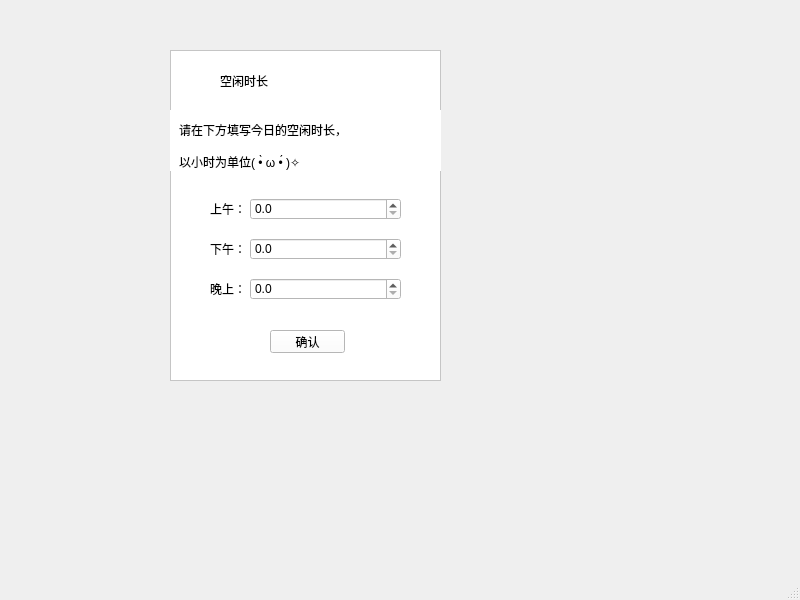
Above: frontend/free_time.ui from AiDahanwen/BUAA_2024_Python_Project before the change. Below: the same form after it.
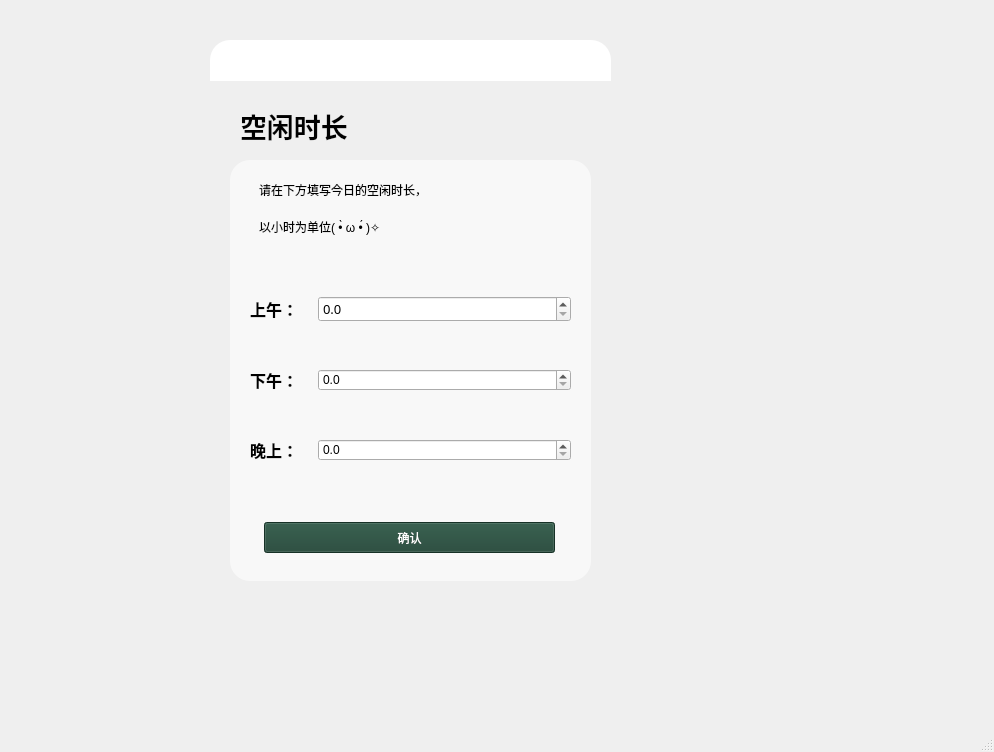
That is the form after the change. Icons and pictures are not drawn.

Commit message: frontend-modify main_interface's background and modify free_time-cuzn

What changed in the file:
```diff
--- a/frontend/free_time.ui
+++ b/frontend/free_time.ui
@@ -6,8 +6,8 @@
    <rect>
     <x>0</x>
     <y>0</y>
-    <width>800</width>
-    <height>600</height>
+    <width>994</width>
+    <height>752</height>
    </rect>
   </property>
   <property name="sizePolicy">
@@ -20,17 +20,20 @@
    <string>MainWindow</string>
   </property>
   <widget class="QWidget" name="centralwidget">
-   <widget class="QFrame" name="frame">
+   <widget class="QFrame" name="frame_whole">
     <property name="geometry">
      <rect>
-      <x>170</x>
-      <y>50</y>
-      <width>271</width>
-      <height>331</height>
+      <x>210</x>
+      <y>40</y>
+      <width>401</width>
+      <height>571</height>
      </rect>
     </property>
     <property name="styleSheet">
-     <string notr="true">background-color: rgb(255, 255, 255);</string>
+     <string notr="true">QFrame#frame_whole{
+border-radius:20px;
+	border-image: url(:/pictures/pictures/login_background.jpg);
+}</string>
     </property>
     <property name="frameShape">
      <enum>QFrame::StyledPanel</enum>
@@ -41,10 +44,10 @@
     <widget class="QLabel" name="label_4">
      <property name="geometry">
       <rect>
-       <x>50</x>
-       <y>10</y>
-       <width>211</width>
-       <height>41</height>
+       <x>30</x>
+       <y>60</y>
+       <width>221</width>
+       <height>51</height>
       </rect>
      </property>
      <property name="minimumSize">
@@ -53,6 +56,14 @@
        <height>41</height>
       </size>
      </property>
+     <property name="font">
+      <font>
+       <family>微软雅黑</family>
+       <pointsize>20</pointsize>
+       <weight>75</weight>
+       <bold>true</bold>
+      </font>
+     </property>
      <property name="styleSheet">
       <string notr="true">font: 75 20pt &quot;微软雅黑&quot;;</string>
      </property>
@@ -63,12 +74,17 @@
     <widget class="QPushButton" name="pushButton_free_ensure">
      <property name="geometry">
       <rect>
-       <x>100</x>
-       <y>280</y>
-       <width>75</width>
-       <height>23</height>
+       <x>54</x>
+       <y>482</y>
+       <width>291</width>
+       <height>31</height>
       </rect>
      </property>
+     <property name="styleSheet">
+      <string notr="true">background-color: rgb(31, 68, 53);
+color: rgb(255, 255, 255);
+font: 11pt &quot;微软雅黑&quot;;</string>
+     </property>
      <property name="text">
       <string>确认</string>
      </property>
@@ -76,10 +92,10 @@
     <widget class="QFrame" name="frame">
      <property name="geometry">
       <rect>
-       <x>0</x>
-       <y>60</y>
-       <width>271</width>
-       <height>61</height>
+       <x>40</x>
+       <y>130</y>
+       <width>321</width>
+       <height>71</height>
       </rect>
      </property>
      <property name="minimumSize">
@@ -88,6 +104,9 @@
        <height>51</height>
       </size>
      </property>
+     <property name="styleSheet">
+      <string notr="true">font: 12pt &quot;微软雅黑&quot;;</string>
+     </property>
      <layout class="QVBoxLayout" name="verticalLayout_2">
       <property name="spacing">
        <number>20</number>
@@ -124,9 +143,9 @@
      <property name="geometry">
       <rect>
        <x>40</x>
-       <y>130</y>
-       <width>191</width>
-       <height>141</height>
+       <y>210</y>
+       <width>321</width>
+       <height>261</height>
       </rect>
      </property>
      <layout class="QVBoxLayout" name="verticalLayout">
@@ -146,6 +165,14 @@
             <verstretch>0</verstretch>
            </sizepolicy>
           </property>
+          <property name="font">
+           <font>
+            <family>微软雅黑</family>
+            <pointsize>12</pointsize>
+            <weight>75</weight>
+            <bold>true</bold>
+           </font>
+          </property>
           <property name="styleSheet">
            <string notr="true">background-color: transparent;</string>
           </property>
@@ -162,6 +189,18 @@
             <verstretch>0</verstretch>
            </sizepolicy>
           </property>
+          <property name="font">
+           <font>
+            <family>微软雅黑</family>
+            <pointsize>10</pointsize>
+            <weight>50</weight>
+            <italic>false</italic>
+            <bold>false</bold>
+           </font>
+          </property>
+          <property name="styleSheet">
+           <string notr="true">font: 10pt &quot;微软雅黑&quot;;</string>
+          </property>
           <property name="decimals">
            <number>1</number>
           </property>
@@ -185,6 +224,14 @@
             <verstretch>0</verstretch>
            </sizepolicy>
           </property>
+          <property name="font">
+           <font>
+            <family>微软雅黑</family>
+            <pointsize>12</pointsize>
+            <weight>75</weight>
+            <bold>true</bold>
+           </font>
+          </property>
           <property name="text">
            <string>下午：</string>
           </property>
@@ -198,6 +245,9 @@
             <verstretch>0</verstretch>
            </sizepolicy>
           </property>
+          <property name="styleSheet">
+           <string notr="true">font: 10pt &quot;微软雅黑&quot;;</string>
+          </property>
           <property name="decimals">
            <number>1</number>
           </property>
@@ -221,6 +271,14 @@
             <verstretch>0</verstretch>
            </sizepolicy>
           </property>
+          <property name="font">
+           <font>
+            <family>微软雅黑</family>
+            <pointsize>12</pointsize>
+            <weight>75</weight>
+            <bold>true</bold>
+           </font>
+          </property>
           <property name="text">
            <string>晚上：</string>
           </property>
@@ -234,6 +292,9 @@
             <verstretch>0</verstretch>
            </sizepolicy>
           </property>
+          <property name="styleSheet">
+           <string notr="true">font: 10pt &quot;微软雅黑&quot;;</string>
+          </property>
           <property name="decimals">
            <number>1</number>
           </property>
@@ -246,6 +307,113 @@
       </item>
      </layout>
     </widget>
+    <widget class="QLabel" name="label_7">
+     <property name="geometry">
+      <rect>
+       <x>0</x>
+       <y>0</y>
+       <width>401</width>
+       <height>41</height>
+      </rect>
+     </property>
+     <property name="styleSheet">
+      <string notr="true">background-color: rgb(255, 255, 255);
+border-top-left-radius:20px;
+border-top-right-radius:20px;</string>
+     </property>
+     <property name="text">
+      <string/>
+     </property>
+    </widget>
+    <widget class="QLabel" name="label_8">
+     <property name="geometry">
+      <rect>
+       <x>20</x>
+       <y>120</y>
+       <width>361</width>
+       <height>421</height>
+      </rect>
+     </property>
+     <property name="styleSheet">
+      <string notr="true">background-color: rgba(255, 255, 255, 150);
+border-radius:20px;</string>
+     </property>
+     <property name="text">
+      <string/>
+     </property>
+    </widget>
+    <widget class="QFrame" name="frame_close_and_mini">
+     <property name="geometry">
+      <rect>
+       <x>290</x>
+       <y>0</y>
+       <width>101</width>
+       <height>41</height>
+      </rect>
+     </property>
+     <layout class="QHBoxLayout" name="horizontalLayout_4">
+      <item>
+       <widget class="QPushButton" name="pushButton_minimize">
+        <property name="styleSheet">
+         <string notr="true">QPushButton#pushButton_minimize{
+border:none;
+}
+QPushButton:hover{
+padding-left:5px;
+padding-top:5px;
+}</string>
+        </property>
+        <property name="text">
+         <string/>
+        </property>
+        <property name="icon">
+         <iconset resource="res.qrc">
+          <normaloff>:/icons/icons/24gl-minimization.png</normaloff>:/icons/icons/24gl-minimization.png</iconset>
+        </property>
+        <property name="iconSize">
+         <size>
+          <width>20</width>
+          <height>20</height>
+         </size>
+        </property>
+       </widget>
+      </item>
+      <item>
+       <widget class="QPushButton" name="pushButton_close">
+        <property name="styleSheet">
+         <string notr="true">QPushButton#pushButton_close{
+border:none;
+}
+QPushButton:hover{
+padding-left:5px;
+padding-top:5px;
+}</string>
+        </property>
+        <property name="text">
+         <string/>
+        </property>
+        <property name="icon">
+         <iconset resource="res.qrc">
+          <normaloff>:/icons/icons/Close.png</normaloff>:/icons/icons/Close.png</iconset>
+        </property>
+        <property name="iconSize">
+         <size>
+          <width>20</width>
+          <height>20</height>
+         </size>
+        </property>
+       </widget>
+      </item>
+     </layout>
+    </widget>
+    <zorder>label_8</zorder>
+    <zorder>label_4</zorder>
+    <zorder>pushButton_free_ensure</zorder>
+    <zorder>frame</zorder>
+    <zorder>layoutWidget</zorder>
+    <zorder>label_7</zorder>
+    <zorder>pushButton_close</zorder>
+    <zorder>pushButton_minimize</zorder>
    </widget>
   </widget>
   <widget class="QStatusBar" name="statusbar"/>
```
Left out of the diff: 41 changed lines with no effect on the pictures. The commit also changes 5 other files.
